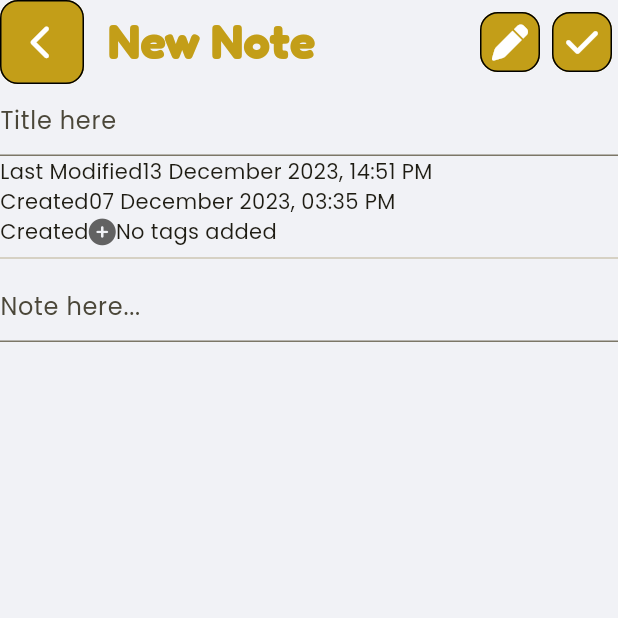
After one commit to RafaelDella/AwesomeNotes, a Flutter app: the NewOrEditNotePage screen opened directly, on a phone screen of 412 x 824 dp, the top half of it. The commit adds this screen. Run offline on Flutter 3.47's test engine with Material 3 defaults, Android fonts, the phone set to English and light mode, and no system bars; our stand-ins replace font_awesome_flutter.

Commit message:
widgetzation buttons and edit´s wireframe done

```diff
--- /dev/null
+++ b/awesome_notes/lib/Pages/new_or_edit_note_page.dart
@@ -0,0 +1,64 @@
+import 'package:awesome_notes/Widgets/NoteIconButtonOutlined.dart';
+import 'package:awesome_notes/Widgets/note_icon_button.dart';
+import 'package:flutter/material.dart';
+import 'package:font_awesome_flutter/font_awesome_flutter.dart';
+
+class NewOrEditNotePage extends StatefulWidget {
+  const NewOrEditNotePage({super.key});
+
+  @override
+  State<NewOrEditNotePage> createState() => _NewOrEditNotePageState();
+}
+
+class _NewOrEditNotePageState extends State<NewOrEditNotePage> {
+  @override
+  Widget build(BuildContext context) {
+    return Scaffold(
+      appBar: AppBar(
+        leading: NoteIconButtonOutlined(
+            icon: FontAwesomeIcons.chevronLeft, onPressed: () {}),
+        title: Text("New Note"),
+        actions: [
+          NoteIconButtonOutlined(icon: FontAwesomeIcons.pen, onPressed: () {}),
+          NoteIconButtonOutlined(
+              icon: FontAwesomeIcons.check, onPressed: () {}),
+        ],
+      ),
+      body: Column(
+        children: [
+          TextField(
+            decoration: InputDecoration(hintText: "Title here"),
+          ),
+          Row(
+            children: [
+              Text("Last Modified"),
+              Text("13 December 2023, 14:51 PM")
+              ]
+            ),
+
+          Row(
+            children: [
+              Text("Created"),
+              Text("07 December 2023, 03:35 PM")
+              ]
+            ),
+
+          Row(
+            children: [
+              Row(
+                children: [
+                  Text("Created"),
+                  NoteIconButton(icon: FontAwesomeIcons.circlePlus, size: 18, onPressed: (){})
+                ],
+              ),
+              Text("No tags added")
+              ]
+            ),
+          Divider(),
+          TextField(decoration: InputDecoration(hintText: "Note here..."),
+          ),
+        ],
+      ),
+    );
+  }
+}
--- /dev/null
+++ b/awesome_notes/lib/Widgets/NoteIconButtonOutlined.dart
@@ -0,0 +1,31 @@
+
+import 'package:awesome_notes/core/constants.dart';
+import 'package:flutter/material.dart';
+import 'package:font_awesome_flutter/font_awesome_flutter.dart';
+
+class NoteIconButtonOutlined extends StatelessWidget {
+  const NoteIconButtonOutlined({
+    required this.icon,
+    required this.onPressed,
+    super.key,
+  });
+
+  final IconData icon;
+  final VoidCallback onPressed;
+
+  @override
+  Widget build(BuildContext context) {
+    return IconButton(
+      onPressed: () {},
+      icon: FaIcon(icon),
+      style: IconButton.styleFrom(
+          backgroundColor: primary,
+          foregroundColor: white,
+          shape: RoundedRectangleBorder(
+              borderRadius: BorderRadius.circular(12),
+              side: const BorderSide(
+                color: black,
+              ))),
+    );
+  }
+}
--- /dev/null
+++ b/awesome_notes/lib/Widgets/note_icon_button.dart
@@ -0,0 +1,31 @@
+import 'package:awesome_notes/core/constants.dart';
+import 'package:flutter/material.dart';
+import 'package:font_awesome_flutter/font_awesome_flutter.dart';
+
+class NoteIconButton extends StatelessWidget {
+  const NoteIconButton({
+      required this.icon,
+      required this.size,
+      required this.onPressed,
+      super.key
+    });
+
+  final IconData icon;
+  final double? size;
+  final VoidCallback onPressed;
+
+  @override
+  Widget build(BuildContext context) {
+    return IconButton(
+                    onPressed: onPressed,
+                    icon: FaIcon(icon),
+                    padding: EdgeInsets.zero,
+                    visualDensity: VisualDensity.compact,
+                    constraints: const BoxConstraints(),
+                    style: IconButton.styleFrom(
+                        tapTargetSize: MaterialTapTargetSize.shrinkWrap),
+                    iconSize: size,
+                    color: gray700,
+                  );
+  }
+}
```
Also changed, not shown: awesome_notes/lib/Pages/main_page.dart (+25 -32 lines), awesome_notes/lib/Widgets/note_fab.dart (+6 -3 lines).
